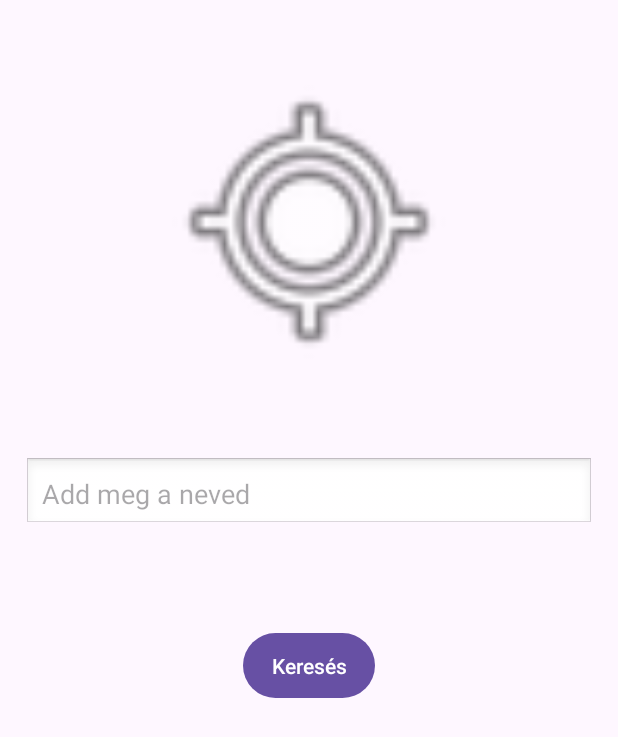
After one commit to KrisztianBordacs/Kotlinbasics, an Android app: the WeatherActivity screen opened directly, with no data from a screen before it, on a phone screen of 412 x 824 dp. The commit adds this screen. Shown: the top 737 px of the screen. Run offline under Robolectric (Android 15) with nearby library versions, the phone set to English and light mode, and no system bars.

Commit message:
Ora vege 25-11-24

```diff
--- a/app/src/main/AndroidManifest.xml
+++ b/app/src/main/AndroidManifest.xml
@@ -2,7 +2,7 @@
 <manifest xmlns:android="http://schemas.android.com/apk/res/android"
     xmlns:tools="http://schemas.android.com/tools">
 
-    <uses-permission android:name="android.permission.INTERNET"/>
+    <uses-permission android:name="android.permission.INTERNET" />
 
     <application
         android:allowBackup="true"
@@ -14,6 +14,9 @@
         android:supportsRtl="true"
         android:theme="@style/Theme.Kotlinbasics2"
         tools:targetApi="34">
+        <activity
+            android:name=".WeatherActivity"
+            android:exported="false" />
         <activity
             android:name=".CalculatorActivity"
             android:exported="false" />
--- /dev/null
+++ b/app/src/main/java/com/example/kotlinbasics2/WeatherActivity.kt
@@ -0,0 +1,90 @@
+package com.example.kotlinbasics2
+
+import android.content.Context
+import android.os.Bundle
+import android.util.Log
+import android.view.View
+import android.view.inputmethod.InputMethodManager
+import android.widget.Button
+import android.widget.EditText
+import android.widget.TextView
+import androidx.activity.enableEdgeToEdge
+import androidx.appcompat.app.AppCompatActivity
+import androidx.core.view.ViewCompat
+import androidx.core.view.WindowInsetsCompat
+import androidx.transition.Visibility
+import com.example.kotlinbasics2.model.WeatherResponse
+import com.example.kotlinbasics2.network.WeatherService
+import com.google.gson.Gson
+import retrofit2.Call
+import retrofit2.Callback
+import retrofit2.Response
+import retrofit2.Retrofit
+import retrofit2.converter.gson.GsonConverterFactory
+
+class WeatherActivity : AppCompatActivity() {
+    private lateinit var cityTextView: TextView
+    private lateinit var temperatureTextView: TextView
+    private lateinit var cityEditText: EditText
+    private lateinit var searchButton: Button
+    private val apiKey = "8adf00444f23a8acb998eb856aa05b0e"
+
+    override fun onCreate(savedInstanceState: Bundle?) {
+        super.onCreate(savedInstanceState)
+        enableEdgeToEdge()
+        setContentView(R.layout.activity_weather)
+        ViewCompat.setOnApplyWindowInsetsListener(findViewById(R.id.weather)) { v, insets ->
+            val systemBars = insets.getInsets(WindowInsetsCompat.Type.systemBars())
+            v.setPadding(systemBars.left, systemBars.top, systemBars.right, systemBars.bottom)
+            insets
+        }
+        temperatureTextView = findViewById(R.id.temperatureTextView)
+        cityTextView = findViewById(R.id.cityTextView)
+        cityEditText = findViewById(R.id.cityEditText)
+        searchButton = findViewById(R.id.searchButton)
+
+        searchButton.setOnClickListener() {
+            if (cityEditText.text.isNotEmpty() || cityEditText.text.isNotBlank()) {
+                fetchWeatherData()
+                cityTextView.text = cityEditText.text.toString()
+                cityEditText.visibility = View.GONE
+                searchButton.visibility = View.INVISIBLE
+                cityTextView.visibility = View.VISIBLE
+                temperatureTextView.visibility = View.VISIBLE
+
+                cityEditText.setText("")
+            }
+        }
+
+    }
+
+    private fun fetchWeatherData() {
+        val retrofit = Retrofit.Builder()
+            .baseUrl("https://api.openweathermap.org")
+            .addConverterFactory(GsonConverterFactory.create())
+            .build()
+
+        val weatherService = retrofit.create(WeatherService::class.java)
+        val call = weatherService.getWeather(cityEditText.text.toString(), "metric", "hu", apiKey)
+        call.enqueue(object : Callback<WeatherResponse> {
+            override fun onResponse(
+                call: Call<WeatherResponse>,
+                response: Response<WeatherResponse>
+            ) {
+                if (response.isSuccessful){
+                    val weatherResponse = response.body()
+                    if(weatherResponse != null){
+                        val weatherInfo = weatherResponse.main.temp
+                        temperatureTextView.text = weatherInfo.toString()
+                    }
+                }
+            }
+
+            override fun onFailure(call: Call<WeatherResponse>, t: Throwable) {
+                Log.e("HIBA", "Hiba az API kérés során.")
+            }
+
+        })
+    }
+
+}
--- /dev/null
+++ b/app/src/main/java/com/example/kotlinbasics2/network/WeatherService.kt
@@ -0,0 +1,18 @@
+package com.example.kotlinbasics2.network
+
+import com.example.kotlinbasics2.model.WeatherResponse
+import retrofit2.Call
+import retrofit2.http.GET
+import retrofit2.http.Query
+
+interface WeatherService {
+
+    @GET("/data/2.5/weather")
+    fun getWeather(
+        @Query("q") cityName: String,
+        @Query("units") units: String,
+        @Query("lang") lang: String,
+        @Query("appid") apiKey: String
+    ): Call<WeatherResponse>
+
+}
--- /dev/null
+++ b/app/src/main/res/layout/activity_weather.xml
@@ -0,0 +1,59 @@
+<?xml version="1.0" encoding="utf-8"?>
+<LinearLayout xmlns:android="http://schemas.android.com/apk/res/android"
+    xmlns:tools="http://schemas.android.com/tools"
+    android:id="@+id/weather"
+    android:layout_width="match_parent"
+    android:layout_height="match_parent"
+    android:layout_margin="16dp"
+    android:backgroundTint="#FEF7FF"
+    android:orientation="vertical"
+    tools:context=".WeatherActivity">
+
+    <ImageView
+        android:layout_width="200dp"
+        android:layout_height="200dp"
+        android:layout_gravity="center"
+        android:layout_marginTop="32dp"
+        android:layout_marginBottom="16dp"
+        android:src="@android:drawable/ic_menu_mylocation" />
+
+    <TextView
+        android:id="@+id/cityTextView"
+        android:layout_width="match_parent"
+        android:layout_height="wrap_content"
+        android:text="Tatabánya"
+        android:textAlignment="center"
+        android:textSize="30sp"
+        android:visibility="invisible"/>
+
+    <EditText
+        android:id="@+id/cityEditText"
+        android:layout_width="match_parent"
+        android:layout_height="wrap_content"
+        android:layout_marginBottom="16dp"
+        android:background="@android:drawable/edit_text"
+        android:hint="Add meg a neved"
+        android:inputType="text"
+        android:padding="12dp"
+        />
+
+    <TextView
+        android:id="@+id/temperatureTextView"
+        android:layout_width="match_parent"
+        android:layout_height="wrap_content"
+        android:layout_marginTop="8dp"
+        android:text="-33 °C"
+        android:textAlignment="center"
+        android:textSize="30sp"
+        android:visibility="invisible"/>
+    <Button
+        android:id="@+id/searchButton"
+        android:layout_width="wrap_content"
+        android:layout_height="wrap_content"
+        android:layout_marginBottom="24dp"
+        android:padding="12dp"
+        android:text="Keresés"
+        android:layout_gravity="center"/>
+
+
+</LinearLayout>
--- a/gradle/libs.versions.toml
+++ b/gradle/libs.versions.toml
@@ -9,9 +9,9 @@ appcompat = "1.7.0"
 material = "1.12.0"
 activity = "1.9.3"
 constraintlayout = "2.2.0"
-retrofit = "2.9.0"
-gson = "2.9.0"
-okhttp = "4.9.3"
+retrofit = "2.11.0"
+gson = "2.11.0"
+okhttp = "4.12.0"
 
 [libraries]
 androidx-core-ktx = { group = "androidx.core", name = "core-ktx", version.ref = "coreKtx" }
```
Also changed, not shown: app/src/main/java/com/example/kotlinbasics2/MainActivity.kt (+83 -77 lines), app/src/main/java/com/example/kotlinbasics2/model/JSONGyak.kt (added, +100 -0 lines), app/src/main/res/layout/activity_main.xml (+8 -0 lines).
